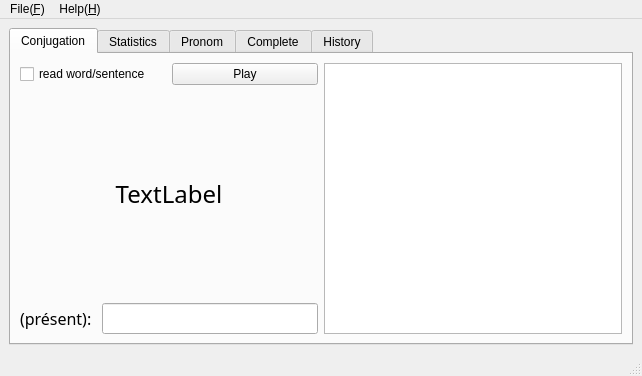
Old version of the form mainwindow.ui in the repository shijie-xu/conj.
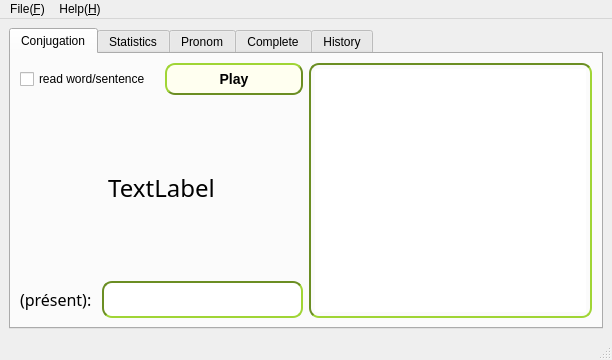
New version of the form. The open tabs and pages were chosen to show the change.

The edit to the form file:
```diff
--- a/mainwindow.ui
+++ b/mainwindow.ui
@@ -6,8 +6,8 @@
    <rect>
     <x>0</x>
     <y>0</y>
-    <width>642</width>
-    <height>376</height>
+    <width>612</width>
+    <height>301</height>
    </rect>
   </property>
   <property name="windowTitle">
@@ -43,6 +43,22 @@
               </item>
               <item>
                <widget class="QPushButton" name="btn_play_word">
+                <property name="styleSheet">
+                 <string notr="true">QPushButton#btn_play_word {
+    background-color: rgb(255,255,240);
+    border-style: outset;
+    border-width: 2px;
+    border-radius: 10px;
+    border-color: rgb(107,142,35);
+    font: bold 14px;
+    min-width: 10em;
+    padding: 6px;
+}
+QPushButton#btn_play_word:pressed {
+    background-color: rgb(250,250,210);
+    border-style: inset;
+}</string>
+                </property>
                 <property name="text">
                  <string>Play</string>
                 </property>
@@ -60,6 +76,12 @@
                   <pointsize>18</pointsize>
                  </font>
                 </property>
+                <property name="styleSheet">
+                 <string notr="true">QLabel#lbl_word {
+    background-color: rgb(	255,235,205);
+    border-radius: 15px;
+}</string>
+                </property>
                 <property name="text">
                  <string>TextLabel</string>
                 </property>
@@ -95,6 +117,16 @@
                     <bold>false</bold>
                    </font>
                   </property>
+                  <property name="styleSheet">
+                   <string notr="true">QLineEdit#le_input {
+    border-style: inset;
+    border-width: 2px;
+    border-radius: 10px;
+    border-color: rgb(107,142,35);
+    padding: 4px;
+}
+</string>
+                  </property>
                  </widget>
                 </item>
                </layout>
@@ -104,7 +136,22 @@
            </layout>
           </item>
           <item>
-           <widget class="QListWidget" name="lst_history"/>
+           <widget class="QListWidget" name="lst_history">
+            <property name="styleSheet">
+             <string notr="true">QListWidget#lst_history {
+    border-style: inset;
+    border-width: 2px;
+    border-radius: 10px;
+    border-color: rgb(107,142,35);
+    padding: 4px;
+}
+
+QListWidget::item:selected {
+	background: rgb(135,206,235);
+}
+</string>
+            </property>
+           </widget>
           </item>
          </layout>
         </item>
@@ -576,7 +623,7 @@
     <rect>
      <x>0</x>
      <y>0</y>
-     <width>642</width>
+     <width>612</width>
      <height>18</height>
     </rect>
    </property>
```
Left out of the diff: 2 changed lines with no effect on the pictures.
